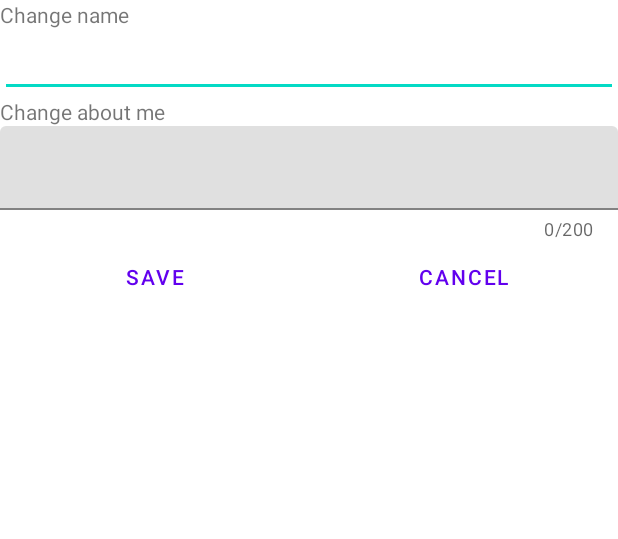
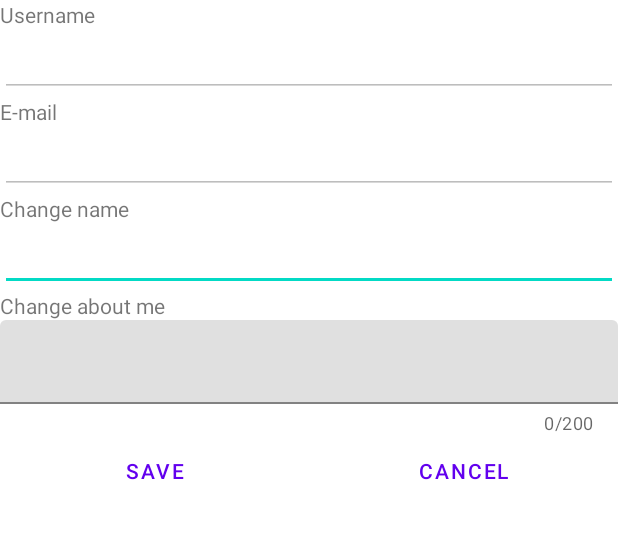
Before and after one commit to zoeyle144/cmpt362project, an Android app: the UserProfileActivity screen opened directly, with no data from a screen before it, on a phone screen of 412 x 824 dp, the part 264-803 px from its top. Run offline under Robolectric (Android 15) with nearby library versions, the phone set to English and light mode, and no system bars; our stand-ins replace Firebase (no records; nobody signed in at launch, a user with empty details on screens opened directly).

Commit message:
Profile activity shows username and email
It shows them but the user cannot edit them.

```diff
--- a/Project/app/src/main/java/com/example/cmpt362project/ui/settings/UserProfileActivity.kt
+++ b/Project/app/src/main/java/com/example/cmpt362project/ui/settings/UserProfileActivity.kt
@@ -3,6 +3,7 @@ package com.example.cmpt362project.ui.settings
 import android.content.DialogInterface
 import android.os.Bundle
 import android.view.View
+import android.widget.EditText
 import android.widget.TextView
 import androidx.appcompat.app.AlertDialog
 import androidx.appcompat.app.AppCompatActivity
@@ -37,11 +38,27 @@ class UserProfileActivity : AppCompatActivity() {
 
         userProfileViewModel = ViewModelProvider(this).get(UserProfileViewModel::class.java)
 
+        val usernameView = findViewById<EditText>(R.id.profile_username)
+        val emailView = findViewById<EditText>(R.id.profile_email)
         nameView = findViewById(R.id.profile_edit_name)
         aboutMeView = findViewById(R.id.profile_about_me_edit_text_layout)
 
+        database.child("users").child(user!!.uid).child("username").get()
+            .addOnSuccessListener(this) {
+                if (it.value != null) {
+                    usernameView.setText(it.value as String)
+                }
+            }
+
+        database.child("users").child(user.uid).child("email").get()
+            .addOnSuccessListener(this) {
+                if (it.value != null) {
+                    emailView.setText(it.value as String)
+                }
+            }
+
         var nameFromDB: String
-        database.child("users").child(user!!.uid).child("name").get()
+        database.child("users").child(user.uid).child("name").get()
             .addOnSuccessListener(this) {
                 if (it.value == null) {
                     println("UserProfileActivity: name is ${it.value}!")
--- a/Project/app/src/main/res/layout/activity_user_profile.xml
+++ b/Project/app/src/main/res/layout/activity_user_profile.xml
@@ -35,8 +35,32 @@
     <TextView
         android:layout_width="match_parent"
         android:layout_height="wrap_content"
+        android:text="Username"
+        />
+    <EditText
+        android:id="@+id/profile_username"
+        android:layout_width="match_parent"
+        android:layout_height="wrap_content"
+        android:enabled="false"
+        />
+
+    <TextView
+        android:layout_width="match_parent"
+        android:layout_height="wrap_content"
+        android:text="E-mail"
+        />
+    <EditText
+        android:id="@+id/profile_email"
+        android:layout_width="match_parent"
+        android:layout_height="wrap_content"
+        android:enabled="false"
+        />
+
+
+    <TextView
+        android:layout_width="match_parent"
+        android:layout_height="wrap_content"
         android:text="Change name" />
-
     <EditText
         android:id="@+id/profile_edit_name"
         android:layout_width="match_parent"
@@ -49,7 +73,6 @@
         android:layout_width="match_parent"
         android:layout_height="wrap_content"
         android:text="Change about me" />
-
     <com.google.android.material.textfield.TextInputLayout
         android:id="@+id/profile_about_me_edit_text_layout"
         android:layout_width="match_parent"
@@ -64,7 +87,8 @@
             android:layout_height="wrap_content"
             android:maxLength="200"
             android:inputType="textMultiLine"
-            android:minHeight="48dp" />
+            android:minHeight="48dp"
+            />
 
     </com.google.android.material.textfield.TextInputLayout>
 
```
